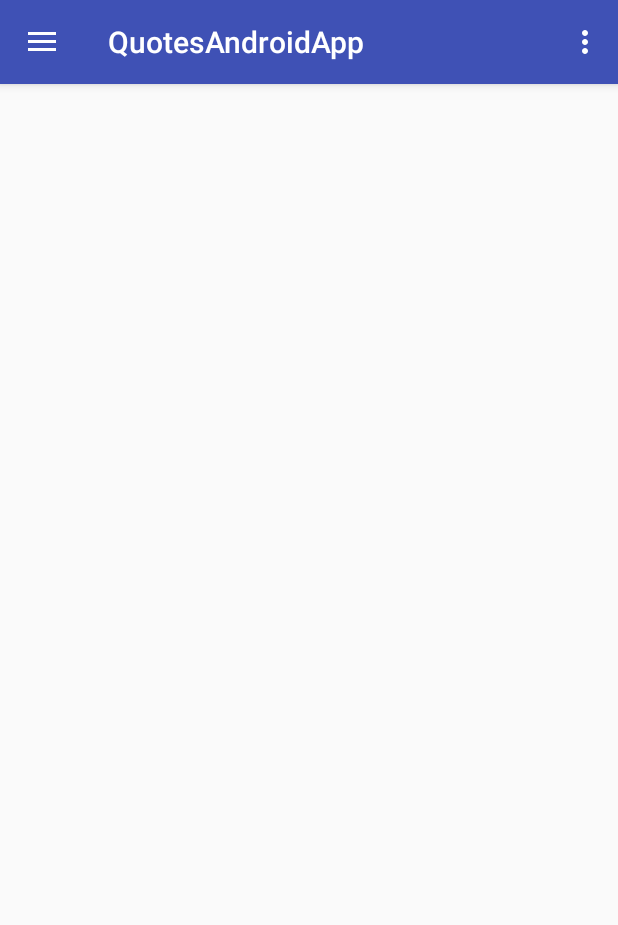
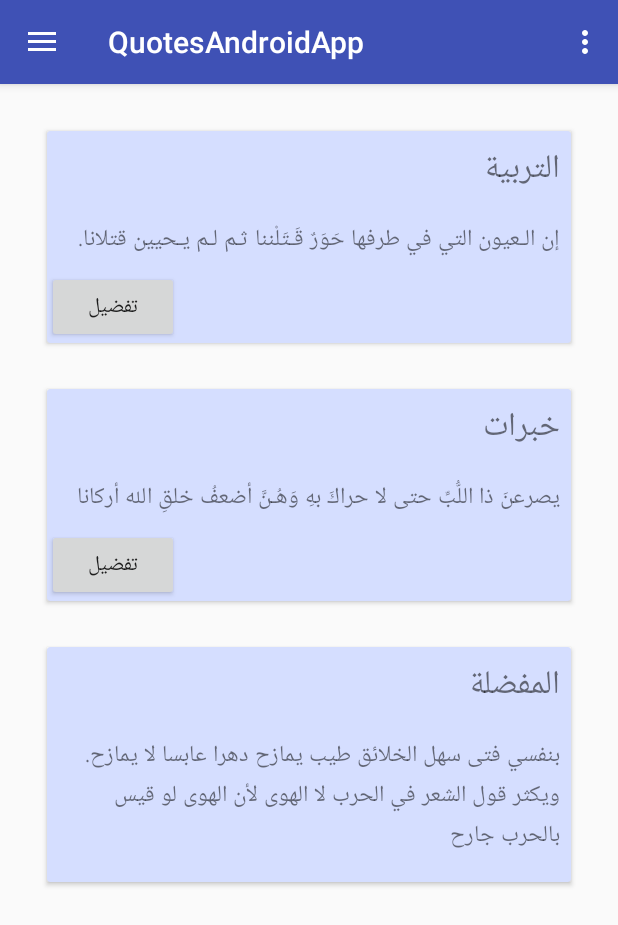
Before and after one commit to Rashwan/quotes-android-app, an Android app: the screen it shows after launch (MainActivity), in the side drawer, after a tap on "Settings", on a phone screen of 412 x 824 dp. Shown: the top 925 px of the screen. Run offline under Robolectric (Android 15) with nearby library versions, the phone set to English and light mode, and no system bars; 1 statement that could not run was skipped.

Commit message:
Home fragment base UI added

```diff
--- a/app/build.gradle
+++ b/app/build.gradle
@@ -24,4 +24,7 @@ dependencies {
     testCompile 'junit:junit:4.12'
     compile 'com.android.support:appcompat-v7:23.1.1'
     compile 'com.android.support:design:23.1.1'
+    compile 'com.android.support:support-v4:23.1.1'
+    compile 'com.android.support:cardview-v7:23.1.1'
+
 }
--- /dev/null
+++ b/app/src/main/java/com/android/people/quotesandroidapp/ui/Home.java
@@ -0,0 +1,120 @@
+package com.android.people.quotesandroidapp.ui;
+
+import android.content.Context;
+import android.net.Uri;
+import android.os.Bundle;
+import android.support.v4.app.Fragment;
+import android.view.LayoutInflater;
+import android.view.View;
+import android.view.ViewGroup;
+import com.android.people.quotesandroidapp.R;
+
+/**
+ * A simple {@link Fragment} subclass.
+ * Activities that contain this fragment must implement the
+ * {@link com.android.people.quotesandroidapp.ui.Home.OnQuoteClickedListener} interface
+ * to handle interaction events.
+ * Use the {@link Home#newInstance} factory method to
+ * create an instance of this fragment.
+ */
+public class Home extends Fragment {
+    // TODO: Rename parameter arguments, choose names that match
+    // the fragment initialization parameters, e.g. ARG_ITEM_NUMBER
+    private static final String ARG_PARAM1 = "param1";
+    private static final String ARG_PARAM2 = "param2";
+
+    // TODO: Rename and change types of parameters
+    private String mParam1;
+    private String mParam2;
+
+    private OnQuoteClickedListener mListener;
+
+    public Home() {
+        // Required empty public constructor
+    }
+
+    /**
+     * Use this factory method to create a new instance of
+     * this fragment using the provided parameters.
+     *
+     * @param param1 Parameter 1.
+     * @param param2 Parameter 2.
+     * @return A new instance of fragment Home.
+     */
+    // TODO: Rename and change types and number of parameters
+    public static Home newInstance(String param1, String param2) {
+        Home fragment = new Home();
+        Bundle args = new Bundle();
+        args.putString(ARG_PARAM1, param1);
+        args.putString(ARG_PARAM2, param2);
+        fragment.setArguments(args);
+        return fragment;
+    }
+
+    // only for testing
+    public static Home newInstance() {
+        Home fragment = new Home();
+        Bundle args = new Bundle();
+        args.putString(ARG_PARAM1, "gfh");
+        args.putString(ARG_PARAM2, "fdf");
+        fragment.setArguments(args);
+        return fragment;
+    }
+
+    @Override
+    public void onCreate(Bundle savedInstanceState) {
+        super.onCreate(savedInstanceState);
+        if (getArguments() != null) {
+            mParam1 = getArguments().getString(ARG_PARAM1);
+            mParam2 = getArguments().getString(ARG_PARAM2);
+        }
+    }
+
+    @Override
+    public View onCreateView(LayoutInflater inflater, ViewGroup container,
+                             Bundle savedInstanceState) {
+        // Inflate the layout for this fragment
+        return inflater.inflate(R.layout.fragment_home, container, false);
+    }
+
+    // TODO: Rename method, update argument and hook method into UI event
+    public void onButtonPressed(Uri uri) {
+        if (mListener != null) {
+            mListener.onQuoteClicked(uri);
+        }
+    }
+
+    @Override
+    public void onAttach(Context context) {
+        super.onAttach(context);
+        if (context instanceof OnQuoteClickedListener) {
+            mListener = (OnQuoteClickedListener) context;
+        } else {
+            throw new RuntimeException(context.toString()
+                    + " must implement OnFragmentInteractionListener");
+        }
+    }
+
+    @Override
+    public void onDetach() {
+        super.onDetach();
+        mListener = null;
+    }
+
+    /**
+     * This interface must be implemented by activities that contain this
+     * fragment to allow an interaction in this fragment to be communicated
+     * to the activity and potentially other fragments contained in that
+     * activity.
+     * <p/>
+     * See the Android Training lesson <a href=
+     * "http://developer.android.com/training/basics/fragments/communicating.html"
+     * >Communicating with Other Fragments</a> for more information.
+     */
+
+    public interface OnQuoteClickedListener {
+        // TODO: Update argument type and name
+        void onQuoteClicked(Object quoteID);
+    }
+
+}
--- a/app/src/main/java/com/android/people/quotesandroidapp/ui/MainActivity.java
+++ b/app/src/main/java/com/android/people/quotesandroidapp/ui/MainActivity.java
@@ -2,6 +2,8 @@ package com.android.people.quotesandroidapp.ui;
 
 import android.os.Bundle;
 import android.support.design.widget.NavigationView;
+import android.support.v4.app.Fragment;
+import android.support.v4.app.FragmentManager;
 import android.support.v4.view.GravityCompat;
 import android.support.v4.widget.DrawerLayout;
 import android.support.v7.app.ActionBarDrawerToggle;
@@ -9,11 +11,12 @@ import android.support.v7.app.AppCompatActivity;
 import android.support.v7.widget.Toolbar;
 import android.view.Menu;
 import android.view.MenuItem;
+import android.widget.Toast;
 
 import com.android.people.quotesandroidapp.R;
 
 public class MainActivity extends AppCompatActivity
-        implements NavigationView.OnNavigationItemSelectedListener {
+        implements NavigationView.OnNavigationItemSelectedListener, Home.OnQuoteClickedListener {
 
     @Override
     protected void onCreate(Bundle savedInstanceState) {
@@ -31,6 +34,13 @@ public class MainActivity extends AppCompatActivity
 
         NavigationView navigationView = (NavigationView) findViewById(R.id.nav_view);
         navigationView.setNavigationItemSelectedListener(this);
+
+
+        // Open Home fragment on launching app
+        Fragment fragment = Home.newInstance();
+        FragmentManager fragmentManager = getSupportFragmentManager();
+        fragmentManager.beginTransaction().add(R.id.main_activity_fragment_container, fragment).commit();
+
 
     }
 
@@ -69,25 +79,62 @@ public class MainActivity extends AppCompatActivity
     @SuppressWarnings("StatementWithEmptyBody")
     @Override
     public boolean onNavigationItemSelected(MenuItem item) {
+
+        Fragment fragment = null;
+        Class fragmentClass = null;
+
         // Handle navigation view item clicks here.
         int id = item.getItemId();
 
-        if (id == R.id.nav_home) {
-            // Handle the camera action
-        } else if (id == R.id.nav_all_quotes) {
 
-        } else if (id == R.id.nav_favorites) {
+        switch (id) {
+            case R.id.nav_home:
+                fragmentClass = Home.class;
+                break;
+            case R.id.nav_all_quotes:
+                Toast.makeText(this, "Not implemented yet", Toast.LENGTH_SHORT).show();
+                break;
+            case R.id.nav_favorites:
+                Toast.makeText(this, "Not implemented yet", Toast.LENGTH_SHORT).show();
 
-        } else if (id == R.id.nav_categories) {
+                break;
+            case R.id.nav_categories:
+                Toast.makeText(this, "Not implemented yet", Toast.LENGTH_SHORT).show();
 
-        } else if (id == R.id.nav_settings) {
+                break;
+            case R.id.nav_settings:
+                Toast.makeText(this, "Not implemented yet", Toast.LENGTH_SHORT).show();
 
-        } else if (id == R.id.nav_about) {
+                break;
+            case R.id.nav_about:
+                Toast.makeText(this, "Not implemented yet", Toast.LENGTH_SHORT).show();
+
+                break;
+            default:
+                fragmentClass = Home.class;
+                break;
 
         }
+
+        try {
+            fragment = (Fragment) fragmentClass.newInstance();
+        } catch (Exception e) {
+            e.printStackTrace();
+        }
+
+        // Insert the chosen fragment by replacing any existing fragment
+        FragmentManager fragmentManager = getSupportFragmentManager();
+        fragmentManager.beginTransaction().replace(R.id.main_activity_fragment_container, fragment).commit();
+
 
         DrawerLayout drawer = (DrawerLayout) findViewById(R.id.drawer_layout);
         drawer.closeDrawer(GravityCompat.START);
         return true;
     }
+
+
+    @Override
+    public void onQuoteClicked(Object quoteID) {
+        // Do something
+    }
 }
--- a/app/src/main/res/layout/content_main.xml
+++ b/app/src/main/res/layout/content_main.xml
@@ -12,13 +12,9 @@
     tools:context=".ui.MainActivity"
     tools:showIn="@layout/app_bar_main">
 
-    <TextView
-        android:layout_width="wrap_content"
-        android:layout_height="wrap_content"
-        android:id="@+id/textView1" />
-    <TextView
-        android:layout_width="wrap_content"
-        android:layout_height="wrap_content"
-        android:id="@+id/textView2"
-         />
+    <FrameLayout
+        android:id="@+id/main_activity_fragment_container"
+        android:layout_width="match_parent"
+        android:layout_height="wrap_content">
+    </FrameLayout>
 </LinearLayout>
--- /dev/null
+++ b/app/src/main/res/layout/fragment_home.xml
@@ -0,0 +1,17 @@
+<LinearLayout xmlns:android="http://schemas.android.com/apk/res/android"
+    xmlns:tools="http://schemas.android.com/tools"
+    android:layout_width="match_parent"
+    android:layout_height="match_parent"
+    android:orientation="vertical"
+    tools:context="com.android.people.quotesandroidapp.ui.Home">
+
+    <include layout="@layout/home_first_category_card" />
+
+    <include layout="@layout/home_second_category_card" />
+
+    <include layout="@layout/home_favorite_card" />
+
+
+
+
+</LinearLayout>
--- /dev/null
+++ b/app/src/main/res/layout/home_favorite_card.xml
@@ -0,0 +1,45 @@
+<?xml version="1.0" encoding="utf-8"?>
+<android.support.v7.widget.CardView xmlns:android="http://schemas.android.com/apk/res/android"
+    xmlns:card_view="http://schemas.android.com/apk/res-auto"
+    android:id="@+id/favorite_category_card"
+    android:layout_width="match_parent"
+    android:layout_height="wrap_content"
+    android:layout_gravity="top"
+    android:layout_margin="15dp"
+
+    android:clickable="true"
+    android:foreground="?android:attr/selectableItemBackground"
+    card_view:cardBackgroundColor="#D5DEFF"
+    card_view:cardCornerRadius="@dimen/cardview_default_radius"
+    card_view:cardElevation="@dimen/cardview_default_elevation">
+
+    <LinearLayout
+        android:layout_width="match_parent"
+        android:layout_height="wrap_content"
+        android:orientation="vertical">
+
+        <TextView
+            android:id="@+id/favorite_quote_title"
+            android:layout_width="wrap_content"
+            android:layout_height="wrap_content"
+            android:layout_gravity="right"
+            android:layout_margin="7dp"
+            android:text="المفضلة"
+            android:textSize="22sp" />
+
+        <TextView
+            android:id="@+id/favorite_quote_body"
+            android:layout_width="match_parent"
+            android:layout_height="match_parent"
+            android:layout_gravity="center"
+            android:layout_margin="7dp"
+            android:paddingBottom="10dp"
+            android:text="بنفسي فتى سهل الخلائق طيب يمازح دهرا عابسا لا يمازح. ويكثر قول الشعر في الحرب لا الهوى لأن الهوى لو قيس بالحرب جارح"
+            android:textSize="15sp" />
+
+
+
+    </LinearLayout>
+
+
+</android.support.v7.widget.CardView>
--- /dev/null
+++ b/app/src/main/res/layout/home_first_category_card.xml
@@ -0,0 +1,47 @@
+<?xml version="1.0" encoding="utf-8"?>
+<android.support.v7.widget.CardView xmlns:android="http://schemas.android.com/apk/res/android"
+    xmlns:card_view="http://schemas.android.com/apk/res-auto"
+    android:id="@+id/first_category_card"
+    android:layout_width="match_parent"
+    android:layout_height="wrap_content"
+    android:layout_gravity="top"
+    android:layout_margin="15dp"
+    android:clickable="true"
+    android:foreground="?android:attr/selectableItemBackground"
+    card_view:cardBackgroundColor="#D5DEFF"
+    card_view:cardCornerRadius="@dimen/cardview_default_radius"
+    card_view:cardElevation="@dimen/cardview_default_elevation">
+
+    <LinearLayout
+        android:layout_width="match_parent"
+        android:layout_height="wrap_content"
+        android:orientation="vertical">
+
+        <TextView
+            android:id="@+id/first_quote_title"
+            android:layout_width="wrap_content"
+            android:layout_height="wrap_content"
+            android:layout_gravity="right"
+            android:layout_margin="7dp"
+            android:text="التربية"
+            android:textSize="22sp" />
+
+        <TextView
+            android:id="@+id/first_quote_body"
+            android:layout_width="match_parent"
+            android:layout_height="match_parent"
+            android:layout_gravity="center"
+            android:layout_margin="7dp"
+            android:text="إن الـعيون التي في طرفها حَوَرٌ قَـتَلْننا ثـم لـم يـحيين قتلانا."
+            android:textSize="15sp" />
+
+        <Button
+            android:id="@+id/first_fav"
+            android:layout_width="wrap_content"
+            android:layout_height="wrap_content"
+            android:text="تفضيل" />
+
+    </LinearLayout>
+
+
+</android.support.v7.widget.CardView>
--- /dev/null
+++ b/app/src/main/res/layout/home_second_category_card.xml
@@ -0,0 +1,47 @@
+<?xml version="1.0" encoding="utf-8"?>
+<android.support.v7.widget.CardView xmlns:android="http://schemas.android.com/apk/res/android"
+    xmlns:card_view="http://schemas.android.com/apk/res-auto"
+    android:id="@+id/second_category_card"
+    android:layout_width="match_parent"
+    android:layout_height="wrap_content"
+    android:layout_gravity="top"
+    android:layout_margin="15dp"
+    android:clickable="true"
+    android:foreground="?android:attr/selectableItemBackground"
+    card_view:cardBackgroundColor="#D5DEFF"
+    card_view:cardCornerRadius="@dimen/cardview_default_radius"
+    card_view:cardElevation="@dimen/cardview_default_elevation">
+
+    <LinearLayout
+        android:layout_width="match_parent"
+        android:layout_height="wrap_content"
+        android:orientation="vertical">
+
+        <TextView
+            android:id="@+id/second_quote_title"
+            android:layout_width="wrap_content"
+            android:layout_height="wrap_content"
+            android:layout_gravity="right"
+            android:layout_margin="7dp"
+            android:text="خبرات"
+            android:textSize="22sp" />
+
+        <TextView
+            android:id="@+id/second_quote_body"
+            android:layout_width="match_parent"
+            android:layout_height="match_parent"
+            android:layout_gravity="center"
+            android:layout_margin="7dp"
+            android:text="يصرعنَ ذا اللُّبِّ حتى لا حراكَ بهِ وَهُـنَّ أضعفُ خلقِ الله أركانا"
+            android:textSize="15sp" />
+
+        <Button
+            android:id="@+id/second_fav"
+            android:layout_width="wrap_content"
+            android:layout_height="wrap_content"
+            android:text="تفضيل" />
+
+    </LinearLayout>
+
+
+</android.support.v7.widget.CardView>
--- a/app/src/main/res/values/strings.xml
+++ b/app/src/main/res/values/strings.xml
@@ -18,4 +18,7 @@
     <string name="nav_categories_text">Categories</string>
     <string name="nav_settings_text">Settings</string>
     <string name="nav_about_text">About</string>
+
+    <!-- TODO: Remove or change this placeholder text -->
+    <string name="hello_blank_fragment">Hello blank fragment</string>
 </resources>
```
